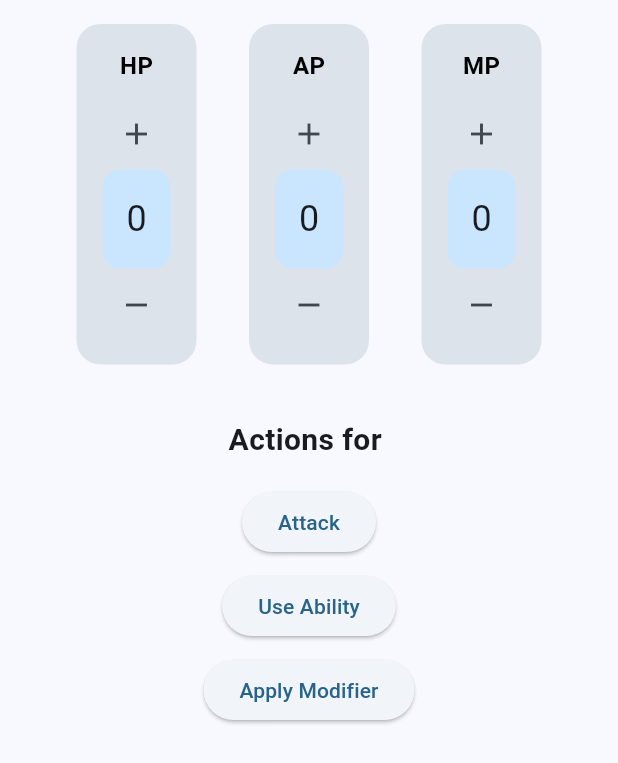
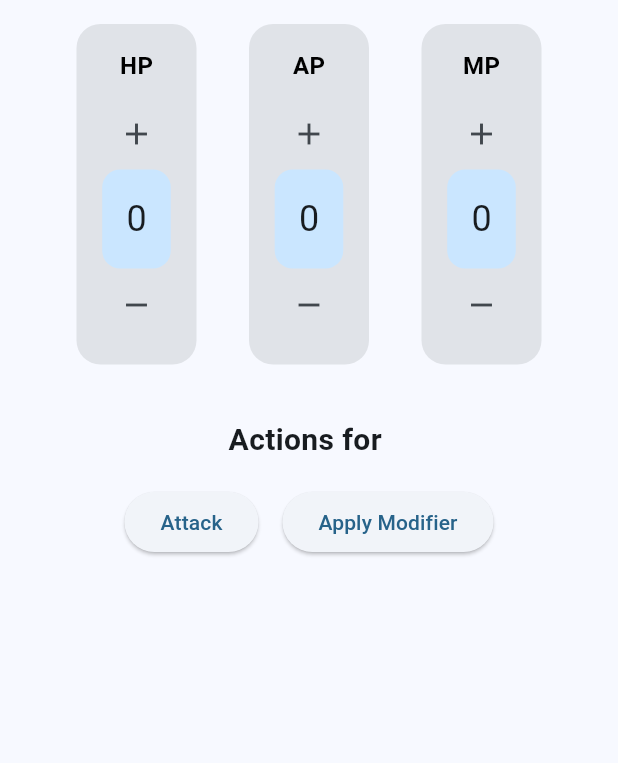
Before and after one commit to savejeff/FandomClashApp, a Flutter app: the CharacterInteractionInterfaceWidget widget shown alone on an empty page, opened directly with empty values, on a phone screen of 412 x 824 dp. Shown: the top 763 px of the screen. Run offline on Flutter 3.47's test engine with Material 3 defaults, Android fonts, the phone set to English and light mode, and no system bars; our stand-ins replace sprintf; missing offline and left inert: dart:ffi.

Commit message:
Implemented first working Ability (heal) + fixed/improved action_interface_widget.dart with working modifiers

```diff
--- a/lib/models.dart
+++ b/lib/models.dart
@@ -1,12 +1,27 @@
-
+import 'dart:ffi';
 import 'dart:math';
 
+import 'defines.dart';
+import 'util.dart';
+
+
+class Effect {
+
+  // TODO
+  int? user_modifier_hp;
+
+  Effect({
+    this.user_modifier_hp,
+  });
+
+
+}
 
 class Ability {
   String name;
   int cost; // AP cost
   String description;
-  Function? effect; // Function to apply the ability effect
+  Effect? effect; // Function to apply the ability effect
 
   Ability({
     required this.name,
@@ -21,12 +36,14 @@ class Item {
   String name;
   String itemType; // e.g., 'weapon', 'shield', 'consumable'
   String description;
-  Function? effect; // Function to apply the item's effect
+  Effect? effect; // Function to apply the item's effect
+  int uses; // how many times this item can be used. -1 for infinite
 
   Item({
     required this.name,
     required this.itemType,
     required this.description,
+    required this.uses,
     this.effect,
   });
 }
@@ -68,7 +85,7 @@ class Character {
     required this.MR,
     this.abilities = const [],
     this.items = const [],
-    this.size = 'Medium',
+    this.size = FIGURE_SIZE_MEDIUM,
     Point? position,
     this.fandomTrait,
     this.role,
@@ -80,41 +97,15 @@ class Character {
 
   bool get isAlive => HP > 0;
 
-  // Method to apply temporary modifiers
-  void applyTempModifiers() {
-    HP += tempHP;
-    A += tempA;
-    P += tempP;
-    W += tempW;
-    // Reset temporary modifiers after applying
-    tempHP = 0;
-    tempA = 0;
-    tempP = 0;
-    tempW = 0;
-  }
-}
+  int get totalP => this.P + tempP;
+  int get totalA => this.A + tempA;
+  int get totalW => this.W + tempW;
 
-class GameState {
-  List<Character> characters;
-  int currentTurn;
-  List<String> players;
-  Map<String, dynamic> terrain; // For environmental interactions
 
-  GameState({
-    required this.characters,
-    this.currentTurn = 0,
-    this.players = const [],
-    this.terrain = const {},
-  });
+  //****************************************
 
-  // Method to advance the turn
-  void nextTurn() {
-    currentTurn += 1;
-    // Additional logic for turn management can be added here
+  modifyHP(int hp_delta) {
+
   }
 
-  // Method to get characters belonging to a player
-  List<Character> getCharactersByPlayer(String playerName) {
-    return characters.where((char) => char.player == playerName).toList();
-  }
 }
--- a/lib/modules/game_manager.dart
+++ b/lib/modules/game_manager.dart
@@ -1,16 +1,20 @@
 // game_manager.dart
 import '../models.dart';
 import 'package:flutter/material.dart';
-
+import '../defines.dart';
 
 
 class GameManager {
+
+  List<String> players = [];
+
   // Use ValueNotifier to notify listeners when the list changes
   Character? character_selected;
 
   // Add a character
   void selectCharacter(Character character) {
     character_selected = character;
+
   }
 
 }
--- a/lib/pages/develop/dev_page.dart
+++ b/lib/pages/develop/dev_page.dart
@@ -125,7 +125,7 @@ class _DevPageState extends DevPageBaseState<DevPage> {
     //************************* dev element here ***************************
       IntegerModifierWidget(
         label: "HP",
-        initialValue: selectedValue,
+        value: selectedValue,
         onValueChanged: (value) {
           setState(() {
             selectedValue = value;
--- a/lib/widgets/action_interface_widget.dart
+++ b/lib/widgets/action_interface_widget.dart
@@ -1,3 +1,5 @@
+import 'dart:ffi';
+
 import 'package:flutter/material.dart';
 import '../models.dart';
 import '../mechanics.dart';
@@ -15,20 +17,9 @@ class ActionInterface extends StatelessWidget {
     required this.onUpdate,
   }) : super(key: key);
 
-  @override
-  Widget build(BuildContext context) {
-    // Actions
-    return SingleChildScrollView(
-      padding: const EdgeInsets.all(16.0),
-      child: Column(
-        children: [
-          Text(
-            'Actions for ${character.name}',
-            style: const TextStyle(fontSize: 20, fontWeight: FontWeight.bold),
-          ),
-          const SizedBox(height: 16),
-          ElevatedButton(
-            onPressed: () async {
+  //*********************************************************************************
+
+  void _onClick_Attack(BuildContext context) async {
     // Show the target picker dialog
     Character? target = await showTargetPickerDialog(
       context,
@@ -48,33 +39,83 @@ class ActionInterface extends StatelessWidget {
         SnackBar(content: Text('Attack canceled')),
       );
     }
+  }
+
+  void _onClick_ApplyModifier(BuildContext context) async {
+    // Mockup: Apply modifier
+    ScaffoldMessenger.of(context).showSnackBar(
+      SnackBar(content: Text('Modifier applied to ${character.name}!')),
+    );
+  }
+
+  void _onClick_UseAbility(BuildContext context, Ability ability, Character user, Character? target) async {
+
+
+    String result_str = useAbility(user, ability);
+    onUpdate(); // Update the UI
+
+    // Mockup: Activate ability
+    ScaffoldMessenger.of(context).showSnackBar(
+      SnackBar(
+          content: Text(
+              '${character.name} uses ${ability.name}! $result_str')
+      ),
+    );
+  }
+
+  //*********************************************************************************
+
+  @override
+  Widget build(BuildContext context) {
+    // Actions
+    return SingleChildScrollView(
+      padding: const EdgeInsets.all(16.0),
+      child: Column(
+        children: [
+          Text(
+            'Actions for ${character.name}',
+            style: const TextStyle(fontSize: 20, fontWeight: FontWeight.bold),
+          ),
+          Padding(
+            padding: const EdgeInsets.only(top: 16.0),
+            // Add padding between the Text and the Row
+            child: Row(
+              mainAxisAlignment: MainAxisAlignment.center,
+              // Center the buttons within the row
+              children: [
+                Padding(
+                  padding: const EdgeInsets.symmetric(horizontal: 8.0),
+                  // Add horizontal padding between buttons
+                  child: ElevatedButton(
+                    onPressed: () async {
+                      _onClick_Attack(context);
                     },
                     child: const Text('Attack'),
                   ),
-
-
-          const SizedBox(height: 8),
-          ElevatedButton(
+                ),
+                /*Padding(
+                  padding: const EdgeInsets.symmetric(horizontal: 8.0),
+                  // Add horizontal padding between buttons
+                  child: ElevatedButton(
                     onPressed: () {
-              // Mockup: Use ability
-              ScaffoldMessenger.of(context).showSnackBar(
-                SnackBar(content: Text('${character.name} uses an ability!')),
-              );
+                      _onClick_UseAbility(context);
                     },
                     child: const Text('Use Ability'),
                   ),
-          const SizedBox(height: 8),
-          ElevatedButton(
+                ),*/
+                Padding(
+                  padding: const EdgeInsets.symmetric(horizontal: 8.0),
+                  // Add horizontal padding between buttons
+                  child: ElevatedButton(
                     onPressed: () {
-              // Mockup: Apply modifier
-              ScaffoldMessenger.of(context).showSnackBar(
-                SnackBar(
-                    content: Text('Modifier applied to ${character.name}!')),
-              );
+                      _onClick_ApplyModifier(context);
                     },
                     child: const Text('Apply Modifier'),
                   ),
-          const SizedBox(height: 16),
+                ),
+              ],
+            ),
+          ),
           // Display character's abilities (if any)
           if (character.abilities.isNotEmpty)
             Column(
@@ -84,18 +125,12 @@ class ActionInterface extends StatelessWidget {
                   'Abilities:',
                   style: TextStyle(fontSize: 18, fontWeight: FontWeight.bold),
                 ),
-                ...character.abilities.map((ability) =>
-                    ListTile(
+                ...character.abilities.map((ability) => ListTile(
                       title: Text(ability.name),
                       subtitle: Text(ability.description),
                       trailing: Text('Cost: ${ability.cost} AP'),
                       onTap: () {
-                        // Mockup: Activate ability
-                        ScaffoldMessenger.of(context).showSnackBar(
-                          SnackBar(
-                              content: Text(
-                                  '${character.name} uses ${ability.name}!')),
-                        );
+                        _onClick_UseAbility(context, ability, character, null);
                       },
                     )),
               ],
@@ -109,8 +144,7 @@ class ActionInterface extends StatelessWidget {
                   'Items:',
                   style: TextStyle(fontSize: 18, fontWeight: FontWeight.bold),
                 ),
-                ...character.items.map((item) =>
-                    ListTile(
+                ...character.items.map((item) => ListTile(
                       title: Text(item.name),
                       subtitle: Text(item.description),
                       onTap: () {
--- a/lib/widgets/character_interaction_interface_widget.dart
+++ b/lib/widgets/character_interaction_interface_widget.dart
@@ -21,39 +21,33 @@ class CharacterInteractionInterfaceWidget extends StatefulWidget {
 }
 
 class _CharacterInteractionInterfaceWidgetState extends State<CharacterInteractionInterfaceWidget> {
-  int hp = 100;  // Initial values for HP, AP, and MP
-  int ap = 50;
-  int mp = 30;
+
 
   @override
   void initState() {
     // TODO: implement initState
     super.initState();
-
-    hp = widget.character.HP;
-    ap = widget.character.AP;
-    mp = widget.character.MR;
   }
 
   void _updateHP(int newValue) {
     setState(() {
-      hp = newValue;
-      widget.character.HP = hp;
+      widget.character.HP = newValue;
     });
+    widget.onUpdate();
   }
 
   void _updateAP(int newValue) {
     setState(() {
-      ap = newValue;
-      widget.character.AP = ap;
+      widget.character.AP = newValue;
     });
+    widget.onUpdate();
   }
 
   void _updateMP(int newValue) {
     setState(() {
-      mp = newValue;
-      widget.character.MR = mp;
+      widget.character.MR = newValue;
     });
+    widget.onUpdate();
   }
 
   @override
@@ -65,22 +59,22 @@ class _CharacterInteractionInterfaceWidgetState extends State<CharacterInteracti
         Row(
           mainAxisAlignment: MainAxisAlignment.spaceEvenly,
           children: [
-            // HP Modifier
+            // HP Modifier (pass current value and callback)
             IntegerModifierWidget(
-              initialValue: widget.character.HP,
-              onValueChanged: _updateHP,
+              value: widget.character.HP, // Pass current HP
+              onValueChanged: _updateHP, // Callback to update HP
               label: 'HP',
             ),
             // AP Modifier
             IntegerModifierWidget(
-              initialValue: ap,
-              onValueChanged: _updateAP,
+              value: widget.character.AP, // Pass current AP
+              onValueChanged: _updateAP, // Callback to update AP
               label: 'AP',
             ),
             // MP Modifier
             IntegerModifierWidget(
-              initialValue: mp,
-              onValueChanged: _updateMP,
+              value: widget.character.MR, // Pass current MP
+              onValueChanged: _updateMP, // Callback to update MP
               label: 'MP',
             ),
           ],
--- a/lib/widgets/value_modifier_widget.dart
+++ b/lib/widgets/value_modifier_widget.dart
@@ -1,6 +1,6 @@
 import 'package:flutter/material.dart';
 
-
+/*
 
 class IntegerModifierWidget extends StatefulWidget {
   final int initialValue;
@@ -98,3 +98,77 @@ class _IntegerModifierWidgetState extends State<IntegerModifierWidget> {
     );
   }
 }
+
+
+ */
+
+class IntegerModifierWidget extends StatelessWidget {
+  final int value;
+  final void Function(int) onValueChanged;
+  final String label;
+
+  const IntegerModifierWidget({
+    Key? key,
+    required this.value, // Pass the current value from parent
+    required this.onValueChanged, // Callback to modify value
+    required this.label,
+  }) : super(key: key);
+
+  void _incrementValue() {
+    onValueChanged(value + 1); // Call the parent callback with new value
+  }
+
+  void _decrementValue() {
+    onValueChanged(value - 1); // Call the parent callback with new value
+  }
+
+  @override
+  Widget build(BuildContext context) {
+    final theme = Theme.of(context);
+    final containerColor = theme.colorScheme.primaryContainer;
+    final backgroundColor = theme.colorScheme.surfaceContainerHighest;
+
+    return Container(
+      padding: EdgeInsets.all(16),
+      decoration: BoxDecoration(
+        color: backgroundColor,
+        borderRadius: BorderRadius.circular(16),
+      ),
+      child: Column(
+        mainAxisAlignment: MainAxisAlignment.center,
+        children: [
+          Text(
+            label,
+            style: TextStyle(
+              fontWeight: FontWeight.bold,
+              fontSize: 16,
+              color: Colors.black,
+            ),
+          ),
+          SizedBox(height: 10),
+          IconButton(
+            icon: Icon(Icons.add),
+            onPressed: _incrementValue, // Increment on button press
+          ),
+          Container(
+            padding: EdgeInsets.all(16),
+            decoration: BoxDecoration(
+              color: containerColor,
+              borderRadius: BorderRadius.circular(12),
+            ),
+            child: Text(
+              '$value', // Display the passed value
+              style: TextStyle(
+                fontSize: 24,
+              ),
+            ),
+          ),
+          IconButton(
+            icon: Icon(Icons.remove),
+            onPressed: _decrementValue, // Decrement on button press
+          ),
+        ],
+      ),
+    );
+  }
+}
```
Also changed, not shown: lib/content_builtin.dart (added, +27 -0 lines), lib/defines.dart (added, +20 -0 lines), lib/mechanics.dart (+54 -24 lines), lib/modules/develop_manager.dart (+31 -15 lines), lib/util.dart (+19 -0 lines), 1 other file. Lines whose indentation alone changed are shown as unchanged.
